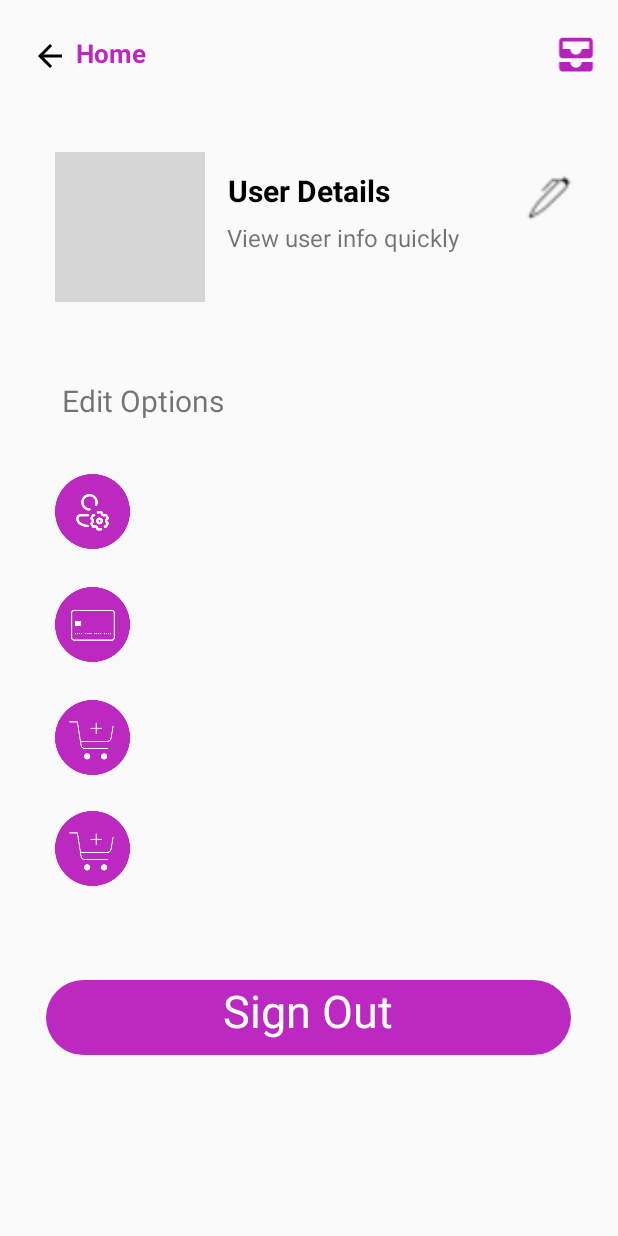
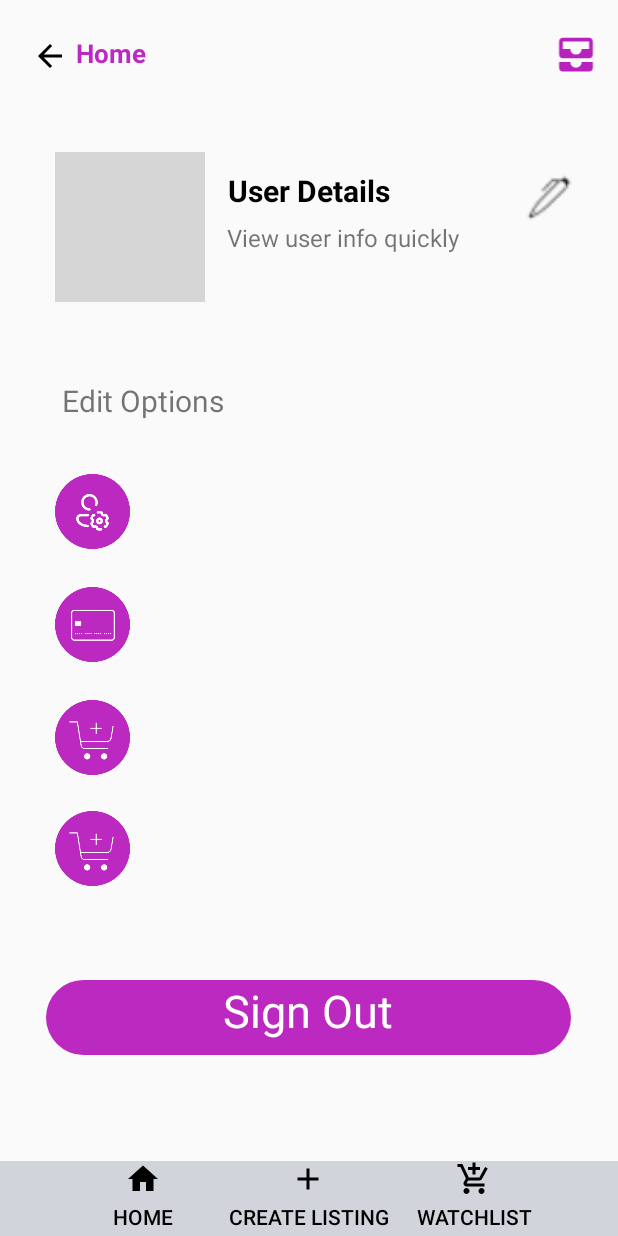
Before and after one commit to COMPSYS302/project-java-team-38, an Android app: the ProfileActivity screen opened directly, with no data from a screen before it, on a phone screen of 412 x 824 dp. Run offline under Robolectric (Android 15) with nearby library versions, the light colour scheme and no system bars; grey boxes are pictures that could not be loaded.

Commit message:
updated fixtures to activity_profile

```diff
--- a/app/src/main/res/layout/activity_profile.xml
+++ b/app/src/main/res/layout/activity_profile.xml
@@ -1,12 +1,17 @@
 <?xml version="1.0" encoding="utf-8"?>
-<RelativeLayout
-    android:id="@+id/parentid"
-    xmlns:android="http://schemas.android.com/apk/res/android"
+<RelativeLayout xmlns:android="http://schemas.android.com/apk/res/android"
     xmlns:app="http://schemas.android.com/apk/res-auto"
     xmlns:tools="http://schemas.android.com/tools"
     android:layout_width="match_parent"
+    android:layout_height="match_parent">
+
+    <!-- Main Content Layout -->
+    <RelativeLayout
+        android:id="@+id/parentid"
+        android:layout_width="match_parent"
         android:layout_height="match_parent"
-    android:padding="1dp">
+        android:padding="1dp"
+        android:layout_above="@+id/bottomMenuLayout">
         <ScrollView
             android:layout_width="match_parent"
             android:layout_height="match_parent"
@@ -221,3 +226,44 @@
             </LinearLayout>
         </ScrollView>
     </RelativeLayout>
+
+    <!-- Bottom Menu Layout -->
+    <LinearLayout
+        android:id="@+id/bottomMenuLayout"
+        android:layout_width="match_parent"
+        android:layout_height="50dp"
+        android:background="@color/grey"
+        android:gravity="center"
+        android:layout_alignParentBottom="true"
+        android:weightSum="6">
+        <Button
+            android:id="@+id/homeButton"
+            android:layout_width="50dp"
+            android:layout_height="match_parent"
+            android:drawableTop="@drawable/baseline_home_24"
+            android:text="Home"
+            android:layout_weight="1"
+            android:background="?android:attr/selectableItemBackgroundBorderless"
+            android:textColor="@color/text_selector" />
+        <Button
+            android:id="@+id/plusButton"
+            android:layout_width="100dp"
+            android:layout_height="match_parent"
+            android:drawableTop="@drawable/baseline_add_24"
+            android:text="Create Listing"
+            android:layout_weight="1"
+            android:background="?android:attr/selectableItemBackgroundBorderless"
+            android:textColor="@color/text_selector" />
+
+        <Button
+            android:id="@+id/watchlistmenu"
+            android:layout_width="50dp"
+            android:layout_height="match_parent"
+            android:layout_weight="1"
+            android:drawableTop="@drawable/baseline_add_shopping_cart_24"
+            android:text="Watchlist"
+            android:background="?android:attr/selectableItemBackgroundBorderless"
+            android:textColor="@color/text_selector" />
+    </LinearLayout>
+
+</RelativeLayout>
```
Lines whose indentation alone changed are shown as unchanged.
